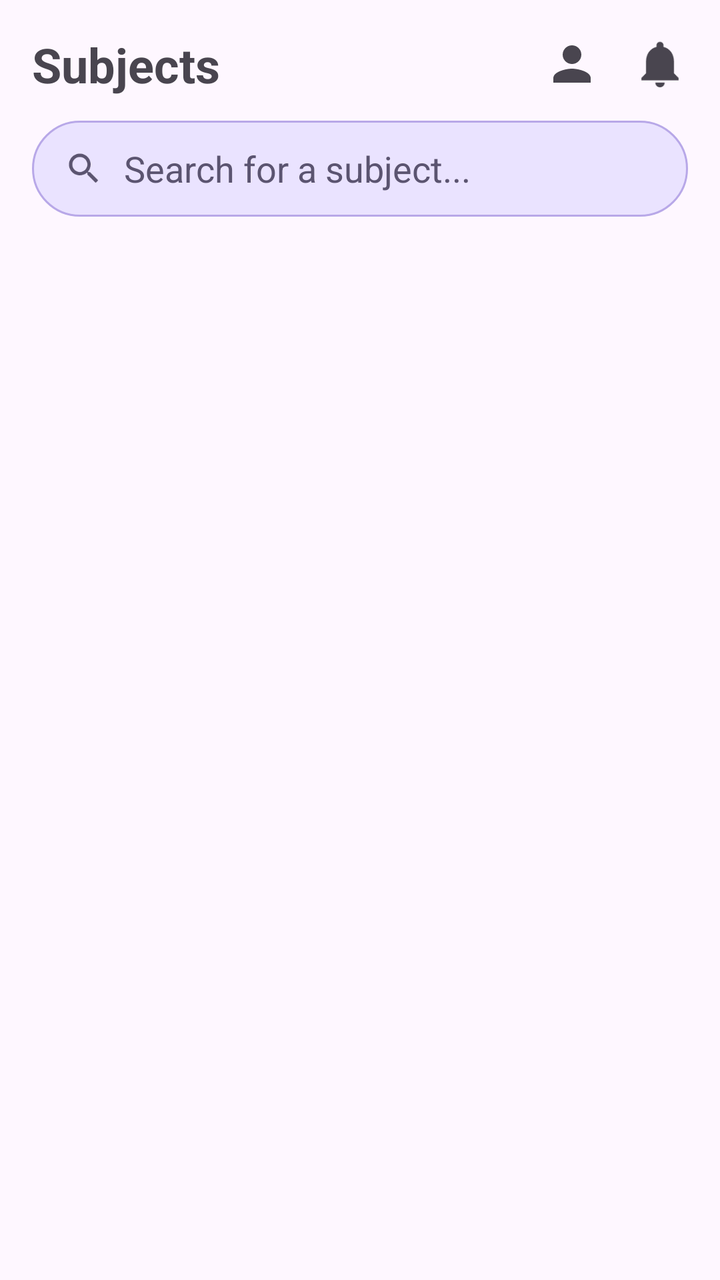
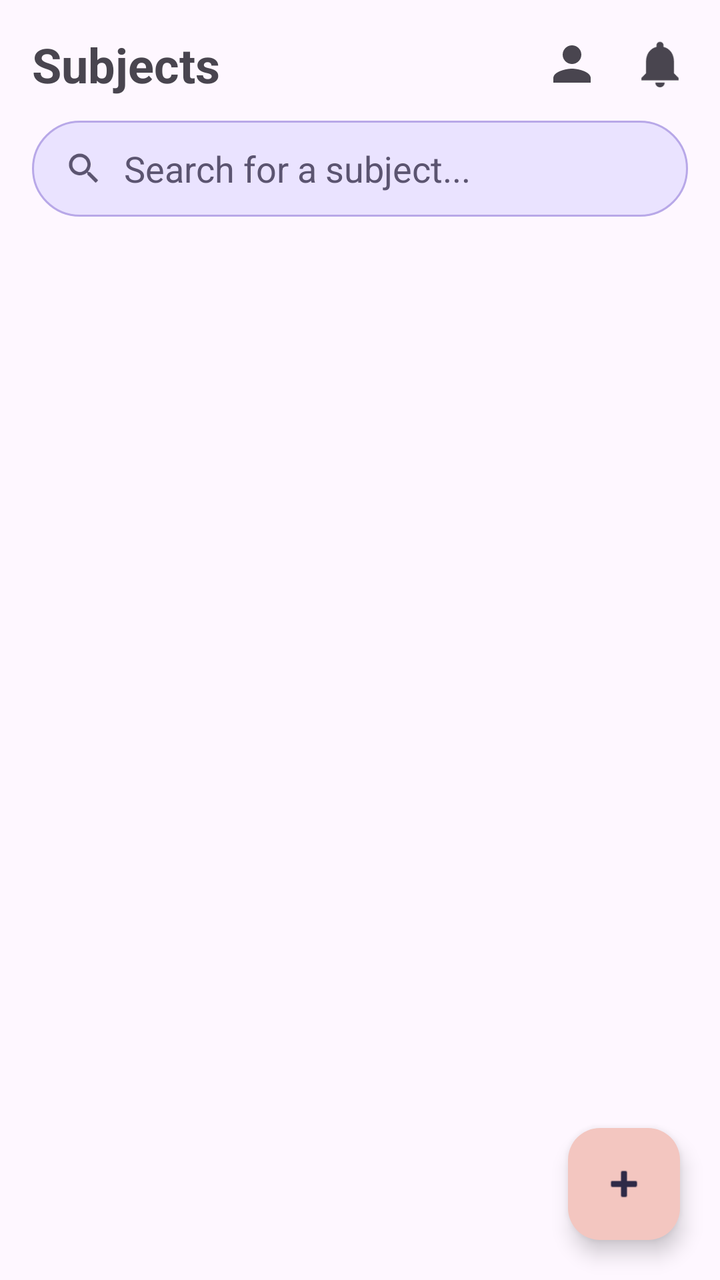

Compare the two renders of this Android layout. The source of the first and the diff that turns it into the second are given below.
<!-- AndroidManifest.xml: application theme Theme.StudentLifeOS -->
<!-- res/layout/fragment_subjects.xml -->
<?xml version="1.0" encoding="utf-8"?>
<androidx.core.widget.NestedScrollView xmlns:android="http://schemas.android.com/apk/res/android"
    xmlns:app="http://schemas.android.com/apk/res-auto"
    android:layout_width="match_parent"
    android:layout_height="match_parent"
    android:fillViewport="true">

    <LinearLayout
        android:layout_width="match_parent"
        android:layout_height="wrap_content"
        android:orientation="vertical"
        android:padding="16dp">

        
        <LinearLayout
            android:layout_width="match_parent"
            android:layout_height="wrap_content"
            android:orientation="horizontal"
            android:gravity="center_vertical"
            android:paddingBottom="12dp">

            <TextView
                android:id="@+id/tvSubjectsTitle"
                android:layout_width="0dp"
                android:layout_height="wrap_content"
                android:layout_weight="1"
                android:text="Subjects"
                android:textSize="24sp"
                android:textStyle="bold" />

            <ImageView
                android:id="@+id/ivProfile"
                android:layout_width="28dp"
                android:layout_height="28dp"
                android:layout_marginEnd="16dp"
                android:src="@drawable/ic_profile"
                android:contentDescription="Profile" />

            <ImageView
                android:id="@+id/ivNotifications"
                android:layout_width="28dp"
                android:layout_height="28dp"
                android:src="@drawable/ic_bell"
                android:contentDescription="Notifications" />

        </LinearLayout>

        
        <EditText
            android:id="@+id/etSearchSubject"
            android:layout_width="match_parent"
            android:layout_height="48dp"
            android:hint="Search for a subject..."
            android:paddingStart="16dp"
            android:paddingEnd="16dp"
            android:drawableStart="@drawable/ic_search"
            android:drawablePadding="10dp"
            android:background="@drawable/bg_search_bar"
            android:inputType="text"
            android:textColorHint="@color/subject_secondary_text"
            android:layout_marginBottom="16dp" />

        
        <androidx.recyclerview.widget.RecyclerView
            android:id="@+id/recyclerSubjects"
            android:layout_width="match_parent"
            android:layout_height="wrap_content"
            android:nestedScrollingEnabled="false"
            android:clipToPadding="false" />

        
        <TextView
            android:id="@+id/tvNoResults"
            android:layout_width="match_parent"
            android:layout_height="wrap_content"
            android:text="This subject doesn't exist"
            android:textSize="14sp"
            android:gravity="center"
            android:paddingTop="24dp"
            android:visibility="gone" />

    </LinearLayout>

</androidx.core.widget.NestedScrollView>
<!-- resources referenced by this layout -->
<resources>
  <color name="subject_secondary_text">#5B5470</color>
  <!-- drawable bg_search_bar (drawable) -->
  <?xml version="1.0" encoding="utf-8"?>
  <shape xmlns:android="http://schemas.android.com/apk/res/android"
      android:shape="rectangle">
      <solid android:color="#EAE3FF" />
      <stroke
          android:width="1dp"
          android:color="#B8A8E8" />
      <corners android:radius="24dp" />
  </shape>
  <!-- drawable ic_bell (drawable) -->
  <vector xmlns:android="http://schemas.android.com/apk/res/android"
      android:width="24dp"
      android:height="24dp"
      android:viewportWidth="24"
      android:viewportHeight="24"
      android:tint="?attr/colorControlNormal">
      <path
          android:fillColor="@android:color/white"
          android:pathData="M12,22c1.1,0 2,-0.9 2,-2h-4c0,1.1 0.89,2 2,2zM18,16v-5c0,-3.07 -1.63,-5.64 -4.5,-6.32L13.5,4c0,-0.83 -0.67,-1.5 -1.5,-1.5s-1.5,0.67 -1.5,1.5v0.68C7.64,5.36 6,7.92 6,11v5l-2,2v1h16v-1l-2,-2z" />
  </vector>
  <!-- drawable ic_profile (drawable) -->
  <vector xmlns:android="http://schemas.android.com/apk/res/android"
      android:width="24dp"
      android:height="24dp"
      android:viewportWidth="24"
      android:viewportHeight="24"
      android:tint="?attr/colorControlNormal">
      <path
          android:fillColor="@android:color/white"
          android:pathData="M12,12c2.21,0 4,-1.79 4,-4s-1.79,-4 -4,-4 -4,1.79 -4,4 1.79,4 4,4zM12,14c-2.67,0 -8,1.34 -8,4v2h16v-2c0,-2.66 -5.33,-4 -8,-4z" />
  </vector>
  <!-- drawable ic_search (drawable) -->
  <vector xmlns:android="http://schemas.android.com/apk/res/android"
      android:width="20dp"
      android:height="20dp"
      android:viewportWidth="24"
      android:viewportHeight="24"
      android:tint="@color/subject_secondary_text">
      <path
          android:fillColor="@android:color/white"
          android:pathData="M15.5,14h-0.79l-0.28,-0.27C15.41,12.59 16,11.11 16,9.5 16,5.91 13.09,3 9.5,3S3,5.91 3,9.5 5.91,16 9.5,16c1.61,0 3.09,-0.59 4.23,-1.57l0.27,0.28v0.79l5,4.99L20.49,19l-4.99,-5zM9.5,14C7.01,14 5,11.99 5,9.5S7.01,5 9.5,5 14,7.01 14,9.5 11.99,14 9.5,14z" />
  </vector>
  <style name="Theme.StudentLifeOS" parent="Base.Theme.StudentLifeOS" />
  <style name="Base.Theme.StudentLifeOS" parent="Theme.Material3.DayNight.NoActionBar">
      </style>
</resources>

<!-- the commit's change to res/layout/fragment_subjects.xml (unified diff, before → after) -->
@@ -1,84 +1,106 @@
 <?xml version="1.0" encoding="utf-8"?>
-<androidx.core.widget.NestedScrollView xmlns:android="http://schemas.android.com/apk/res/android"
+<FrameLayout xmlns:android="http://schemas.android.com/apk/res/android"
     xmlns:app="http://schemas.android.com/apk/res-auto"
     android:layout_width="match_parent"
-    android:layout_height="match_parent"
-    android:fillViewport="true">
+    android:layout_height="match_parent">
 
-    <LinearLayout
+    <androidx.core.widget.NestedScrollView
         android:layout_width="match_parent"
-        android:layout_height="wrap_content"
-        android:orientation="vertical"
-        android:padding="16dp">
+        android:layout_height="match_parent"
+        android:fillViewport="true">
 
-        
         <LinearLayout
             android:layout_width="match_parent"
             android:layout_height="wrap_content"
-            android:orientation="horizontal"
-            android:gravity="center_vertical"
-            android:paddingBottom="12dp">
+            android:orientation="vertical"
+            android:padding="16dp">
 
+            
+            <LinearLayout
+                android:layout_width="match_parent"
+                android:layout_height="wrap_content"
+                android:orientation="horizontal"
+                android:gravity="center_vertical"
+                android:paddingBottom="12dp">
+
+                <TextView
+                    android:id="@+id/tvSubjectsTitle"
+                    android:layout_width="0dp"
+                    android:layout_height="wrap_content"
+                    android:layout_weight="1"
+                    android:text="Subjects"
+                    android:textSize="24sp"
+                    android:textStyle="bold" />
+
+                <ImageView
+                    android:id="@+id/ivProfile"
+                    android:layout_width="28dp"
+                    android:layout_height="28dp"
+                    android:layout_marginEnd="16dp"
+                    android:src="@drawable/ic_profile"
+                    android:contentDescription="Profile" />
+
+                <ImageView
+                    android:id="@+id/ivNotifications"
+                    android:layout_width="28dp"
+                    android:layout_height="28dp"
+                    android:src="@drawable/ic_bell"
+                    android:contentDescription="Notifications" />
+
+            </LinearLayout>
+
+            
+            <EditText
+                android:id="@+id/etSearchSubject"
+                android:layout_width="match_parent"
+                android:layout_height="48dp"
+                android:hint="Search for a subject..."
+                android:paddingStart="16dp"
+                android:paddingEnd="16dp"
+                android:drawableStart="@drawable/ic_search"
+                android:drawablePadding="10dp"
+                android:background="@drawable/bg_search_bar"
+                android:inputType="text"
+                android:textColorHint="@color/subject_secondary_text"
+                android:layout_marginBottom="16dp" />
+
+            
+            <androidx.recyclerview.widget.RecyclerView
+                android:id="@+id/recyclerSubjects"
+                android:layout_width="match_parent"
+                android:layout_height="wrap_content"
+                android:nestedScrollingEnabled="false"
+                android:clipToPadding="false" />
+
+            
             <TextView
-                android:id="@+id/tvSubjectsTitle"
-                android:layout_width="0dp"
+                android:id="@+id/tvNoResults"
+                android:layout_width="match_parent"
                 android:layout_height="wrap_content"
-                android:layout_weight="1"
-                android:text="Subjects"
-                android:textSize="24sp"
-                android:textStyle="bold" />
+                android:text="This subject doesn't exist"
+                android:textSize="14sp"
+                android:gravity="center"
+                android:paddingTop="24dp"
+                android:visibility="gone" />
 
-            <ImageView
-                android:id="@+id/ivProfile"
-                android:layout_width="28dp"
-                android:layout_height="28dp"
-                android:layout_marginEnd="16dp"
-                android:src="@drawable/ic_profile"
-                android:contentDescription="Profile" />
-
-            <ImageView
-                android:id="@+id/ivNotifications"
-                android:layout_width="28dp"
-                android:layout_height="28dp"
-                android:src="@drawable/ic_bell"
-                android:contentDescription="Notifications" />
+            
+            <View
+                android:layout_width="match_parent"
+                android:layout_height="72dp" />
 
         </LinearLayout>
 
-        
-        <EditText
-            android:id="@+id/etSearchSubject"
-            android:layout_width="match_parent"
-            android:layout_height="48dp"
-            android:hint="Search for a subject..."
-            android:paddingStart="16dp"
-            android:paddingEnd="16dp"
-            android:drawableStart="@drawable/ic_search"
-            android:drawablePadding="10dp"
-            android:background="@drawable/bg_search_bar"
-            android:inputType="text"
-            android:textColorHint="@color/subject_secondary_text"
-            android:layout_marginBottom="16dp" />
+    </androidx.core.widget.NestedScrollView>
 
-        
-        <androidx.recyclerview.widget.RecyclerView
-            android:id="@+id/recyclerSubjects"
-            android:layout_width="match_parent"
-            android:layout_height="wrap_content"
-            android:nestedScrollingEnabled="false"
-            android:clipToPadding="false" />
+    <com.google.android.material.floatingactionbutton.FloatingActionButton
+        android:id="@+id/fabAddSubject"
+        android:layout_width="wrap_content"
+        android:layout_height="wrap_content"
+        android:layout_gravity="bottom|end"
+        android:layout_margin="20dp"
+        android:src="@android:drawable/ic_input_add"
+        app:backgroundTint="@color/button_peach"
+        app:tint="@color/text_dark"
+        android:contentDescription="Add subject" />
 
-        
-        <TextView
-            android:id="@+id/tvNoResults"
-            android:layout_width="match_parent"
-            android:layout_height="wrap_content"
-            android:text="This subject doesn't exist"
-            android:textSize="14sp"
-            android:gravity="center"
-            android:paddingTop="24dp"
-            android:visibility="gone" />
-
-    </LinearLayout>
-
-</androidx.core.widget.NestedScrollView>
+</FrameLayout>
<!-- resource entries referenced after the edit -->
@@ -1,6 +1,8 @@
 <!-- resources referenced by this layout -->
 <resources>
+  <color name="button_peach">#F3C6C0</color>
   <color name="subject_secondary_text">#5B5470</color>
+  <color name="text_dark">#2E2A47</color>
   <!-- drawable bg_search_bar (drawable) -->
   <?xml version="1.0" encoding="utf-8"?>
   <shape xmlns:android="http://schemas.android.com/apk/res/android"
